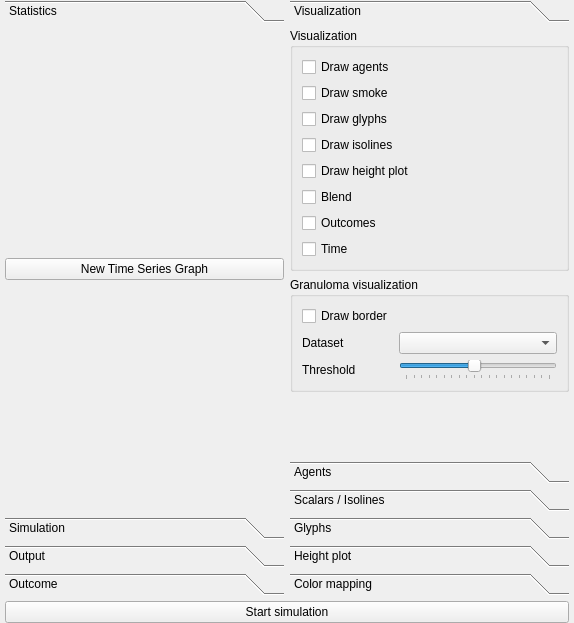
Above: gui/mainwindow.ui from gmackie/GR-ABM-ODE-2D before the change. Below: the same form after it.
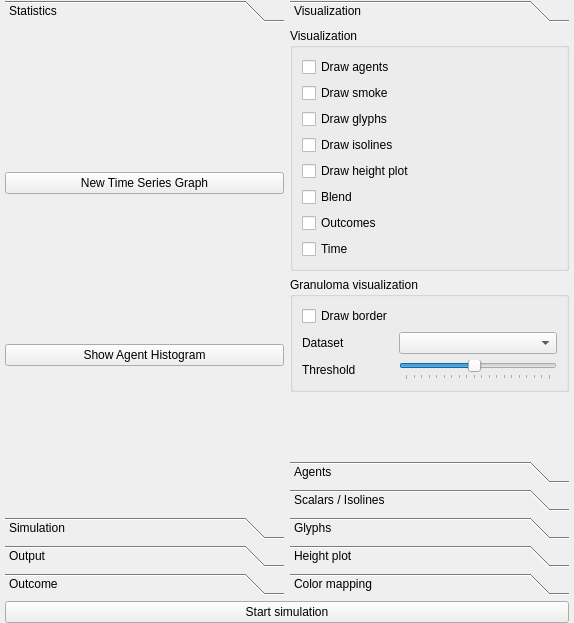
That is the form after the change.

Commit message: Implemented histogram stuff

Patch:
```diff
--- a/gui/mainwindow.ui
+++ b/gui/mainwindow.ui
@@ -55,6 +55,16 @@
           </property>
          </widget>
         </item>
+        <item>
+         <widget class="QPushButton" name="agentHistButton">
+          <property name="text">
+           <string>Show Agent Histogram</string>
+          </property>
+          <property name="checkable">
+           <bool>true</bool>
+          </property>
+         </widget>
+        </item>
        </layout>
       </widget>
       <widget class="QWidget" name="tabSimulation">
```
The commit also changes 10 other files.
